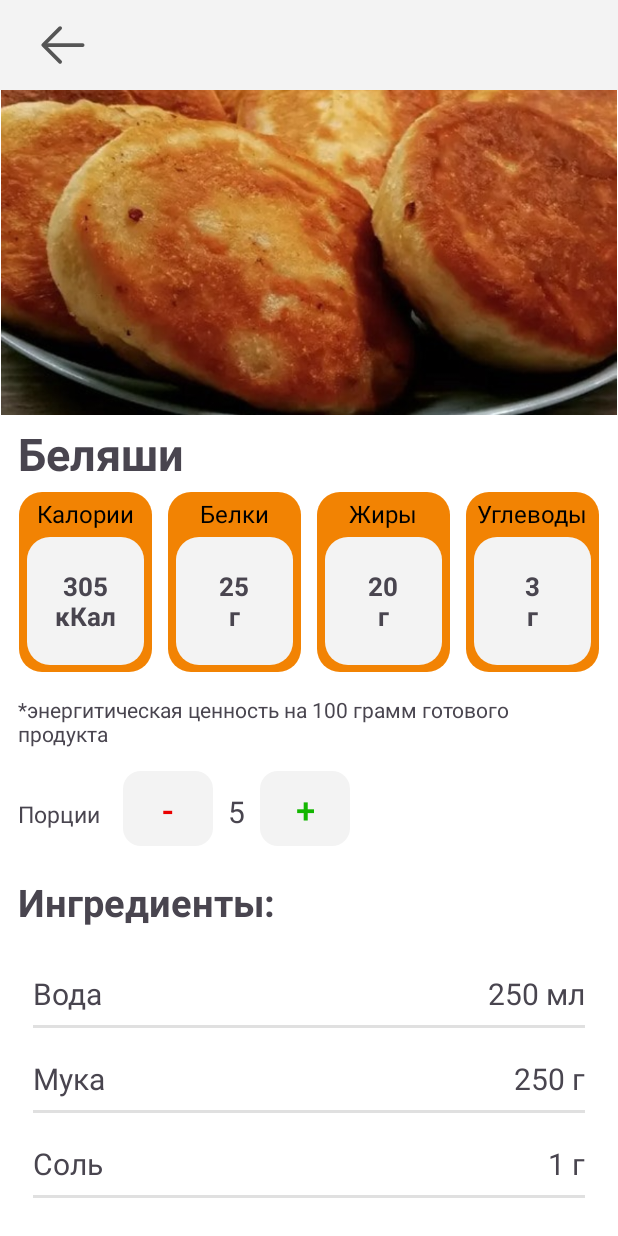
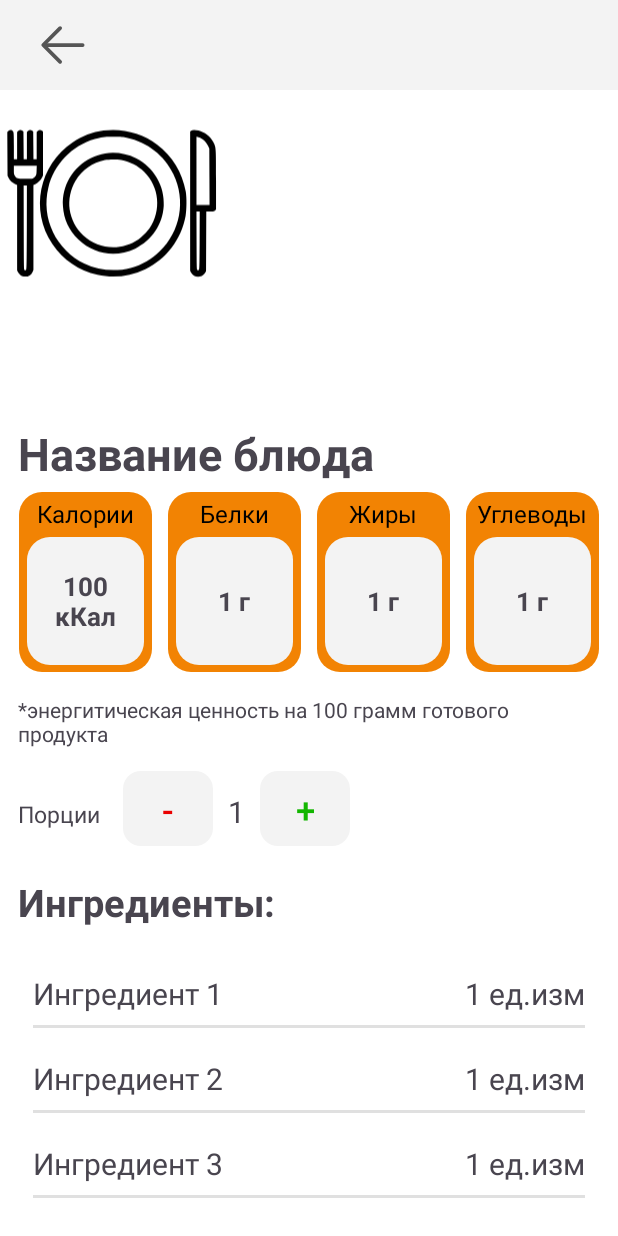
Before and after one commit to le-blyad/PokushAI_Mobile, an Android app: the TestRecip screen opened directly, with no data from a screen before it, on a phone screen of 412 x 824 dp. Run offline under Robolectric (Android 15) with nearby library versions, the light colour scheme and no system bars; network calls fail.

Commit message:
вернул дизайн!!!!!!!

```diff
--- a/app/build.gradle.kts
+++ b/app/build.gradle.kts
@@ -2,6 +2,7 @@
 plugins {
     alias(libs.plugins.androidApplication)
     alias(libs.plugins.kotlinAndroid)
+    id("kotlin-kapt")
 }
 
 android {
@@ -61,6 +62,8 @@ dependencies {
     implementation("org.jetbrains.kotlin:kotlin-stdlib-common")
     implementation("com.squareup.picasso:picasso:2.8")
     implementation("com.squareup.retrofit2:converter-scalars:2.9.0")
+    implementation("androidx.room:room-runtime:2.5.0")
+    kapt("androidx.room:room-compiler:2.5.0")
     implementation(libs.lifecycle.livedata.ktx)
     implementation(libs.lifecycle.viewmodel.ktx)
     testImplementation(libs.junit)
--- a/app/src/main/java/com/example/pokushai_mobile/StepAdapter.kt
+++ b/app/src/main/java/com/example/pokushai_mobile/StepAdapter.kt
@@ -3,14 +3,19 @@ package com.example.pokushai_mobile
 import android.view.LayoutInflater
 import android.view.View
 import android.view.ViewGroup
+import android.widget.ImageView
 import android.widget.TextView
 import androidx.recyclerview.widget.RecyclerView
 
-class StepAdapter(private val steps: List<String>) :
+class StepAdapter(private val steps: List<Step>) :
     RecyclerView.Adapter<StepAdapter.StepViewHolder>() {
+
+    data class Step(val text: String, val imageResId: Int)
 
     inner class StepViewHolder(itemView: View) : RecyclerView.ViewHolder(itemView) {
         val stepText: TextView = itemView.findViewById(R.id.stepText)
+        val stepImage: ImageView = itemView.findViewById(R.id.stepImage)
+        val numberStep: TextView = itemView.findViewById(R.id.numberStep)
     }
 
     override fun onCreateViewHolder(parent: ViewGroup, viewType: Int): StepViewHolder {
@@ -20,7 +25,10 @@ class StepAdapter(private val steps: List<String>) :
     }
 
     override fun onBindViewHolder(holder: StepViewHolder, position: Int) {
-        holder.stepText.text = steps[position]
+        val step = steps[position]
+        holder.stepText.text = step.text
+        holder.stepImage.setImageResource(step.imageResId)
+        holder.numberStep.text = "Шаг ${position + 1}"
     }
 
     override fun getItemCount(): Int = steps.size
--- a/app/src/main/java/com/example/pokushai_mobile/TestRecip.kt
+++ b/app/src/main/java/com/example/pokushai_mobile/TestRecip.kt
@@ -6,6 +6,7 @@ import androidx.appcompat.app.AppCompatActivity
 import android.os.Bundle
 import android.widget.Button
 import android.widget.ImageButton
+import android.widget.ImageView
 import android.widget.LinearLayout
 import android.widget.TextView
 import androidx.core.content.ContextCompat
@@ -19,38 +20,129 @@ class TestRecip : AppCompatActivity() {
     private lateinit var ingredientsRecyclerView: RecyclerView
     private lateinit var stepsRecyclerView: RecyclerView
     private lateinit var ingredientsAdapter: IngredientsAdapter
-    private lateinit var stepAdapter: StepAdapter
 
     override fun onCreate(savedInstanceState: Bundle?) {
         super.onCreate(savedInstanceState)
         setContentView(R.layout.activity_test_recip)
 
+        // Заглавное фото
+        val mainPhoto = findViewById<ImageView>(R.id.mainPhoto)
+        mainPhoto.setImageResource(R.drawable.nophotostep)
+
+        // Заголовок
+        val title = findViewById<TextView>(R.id.title)
+        title.text = "Название блюда"
+
         // Энергитическая ценность
-
-        val calories = 305
-        val proteins = 25
-        val fats = 20
-        val carbohydrates = 3
+        val calories = 100
+        val proteins = 1
+        val fats = 1
+        val carbohydrates = 1
 
         val textViewCalories = findViewById<TextView>(R.id.textViewCalories)
         textViewCalories.text = "$calories\nкКал"
 
         val textViewSquirrels = findViewById<TextView>(R.id.textViewSquirrels)
-        textViewSquirrels.text = "$proteins\nг"
+        textViewSquirrels.text = "$proteins г"
 
         val textViewFats = findViewById<TextView>(R.id.textViewFats)
-        textViewFats.text = "$fats\nг"
+        textViewFats.text = "$fats г"
 
         val textViewCarbohydrates = findViewById<TextView>(R.id.textViewCarbohydrates)
-        textViewCarbohydrates.text = "$carbohydrates\nг"
+        textViewCarbohydrates.text = "$carbohydrates г"
 
 
+        // Ищем RecyclerView
+        ingredientsRecyclerView = findViewById(R.id.ingredientsRecyclerView)
+        stepsRecyclerView = findViewById(R.id.stepsRecyclerView)
+
+        // Количество ингридиентов
+        val portions = 1
+        val point0 = 1f
+        val point1 = 1f
+        val point2 = 1f
+        var portionsAdditionally = portions
+
+        // Счетчик порций
+        val textPortions = findViewById<TextView>(R.id.textPortions)
+
+        // Изначально показываем порции
+        textPortions.text = "$portionsAdditionally"
+
+        // Увеличение порций
+        val buttonIncrease = findViewById<Button>(R.id.buttonIncrease)
+        buttonIncrease.setOnClickListener {
+            portionsAdditionally++
+            val pointValues = listOf(point0, point1, point2)
+            val updatedPoints = pointValues.map { (it * portionsAdditionally).toInt() }
+
+            val ingredients = listOf(
+                "Ингредиент 1" to "${updatedPoints[0]} ед.изм",
+                "Ингредиент 2" to "${updatedPoints[1]} ед.изм",
+                "Ингредиент 3" to "${updatedPoints[2]} ед.изм"
+            )
+
+            textPortions.text = "$portionsAdditionally"
+            ingredientsAdapter.updateIngredients(ingredients)
+        }
+
+        // Уменьшение порций
+        val buttonDecrease = findViewById<Button>(R.id.buttonDecrease)
+        buttonDecrease.setOnClickListener {
+            if (portionsAdditionally > 1) {
+                portionsAdditionally--
+            }
+
+            val pointValues = listOf(point0, point1, point2)
+            val updatedPoints = pointValues.map { (it * portionsAdditionally).toInt() }
+
+            val ingredients = listOf(
+                "Ингредиент 1" to "${updatedPoints[0]} ед.изм",
+                "Ингредиент 2" to "${updatedPoints[1]} ед.изм",
+                "Ингредиент 3" to "${updatedPoints[2]} ед.изм"
+            )
+
+            textPortions.text = "$portionsAdditionally"
+            ingredientsAdapter.updateIngredients(ingredients)
+        }
+
+        // Начальные ингредиенты
+        val ingredients = listOf(
+            "Ингредиент 1" to "${(point0 * portions).toInt()} ед.изм",
+            "Ингредиент 2" to "${(point1 * portions).toInt()} ед.изм",
+            "Ингредиент 3" to "${(point2 * portions).toInt()} ед.изм"
+        )
+        ingredientsAdapter = IngredientsAdapter(ingredients)
+
+        // Шаги
+        val steps = listOf(
+            StepAdapter.Step("Это текст для первого шага...", R.drawable.nophotostep),
+            StepAdapter.Step("Это текст для второго шага...", R.drawable.nophotostep),
+            StepAdapter.Step("Это текст для третьего шага...", R.drawable.nophotostep)
+        )
+
+        val stepAdapter = StepAdapter(steps)
+
+        // Настроим RecyclerView для ингредиентов
+        ingredientsRecyclerView.layoutManager = LinearLayoutManager(this)
+        ingredientsRecyclerView.adapter = ingredientsAdapter
+
+        // Настройка RecyclerView для шагов
+        stepsRecyclerView.layoutManager = LinearLayoutManager(this)
+        stepsRecyclerView.adapter = stepAdapter
+
+
+        // Кнопка назад
+        val buttonBack = findViewById<ImageButton>(R.id.buttonBack)
+        buttonBack.setOnClickListener {
+            onBackPressed()
+            overridePendingTransition(R.anim.fade_in, R.anim.fade_out)
+        }
+
+        //Тема приложения
         val layout: RecyclerView = findViewById(R.id.stepsRecyclerView)
         val topMenu: LinearLayout = findViewById(R.id.topMenu)
-        val buttonIncrease = findViewById<Button>(R.id.buttonIncrease)
-        val buttonDecrease = findViewById<Button>(R.id.buttonDecrease)
 
-        //Тема приложения
         val currentNightMode = resources.configuration.uiMode and Configuration.UI_MODE_NIGHT_MASK
         if (currentNightMode == Configuration.UI_MODE_NIGHT_YES) {
             // Темная тема
@@ -82,88 +174,5 @@ class TestRecip : AppCompatActivity() {
             buttonDecrease.backgroundTintList = ColorStateList.valueOf(color)
         }
 
-        // Ищем RecyclerView
-        ingredientsRecyclerView = findViewById(R.id.ingredientsRecyclerView)
-        stepsRecyclerView = findViewById(R.id.stepsRecyclerView)
-
-        // Количество ингридиентов
-        val portions = 5
-        val point0 = 50f
-        val point1 = 50f
-        val point2 = 0.2f
-        var portionsAdditionally = portions
-
-        // Счетчик порций
-        val textPortions = findViewById<TextView>(R.id.textPortions)
-
-        // Изначально показываем порции
-        textPortions.text = "$portionsAdditionally"
-
-        // Увеличение порций
-        buttonIncrease.setOnClickListener {
-            portionsAdditionally++
-            val pointValues = listOf(point0, point1, point2)
-            val updatedPoints = pointValues.map { (it * portionsAdditionally).toInt() }
-
-            val ingredients = listOf(
-                "Вода" to "${updatedPoints[0]} мл",
-                "Мука" to "${updatedPoints[1]} г",
-                "Соль" to "${updatedPoints[2]} г"
-            )
-
-            textPortions.text = "$portionsAdditionally"
-            ingredientsAdapter.updateIngredients(ingredients)
-        }
-
-        // Уменьшение порций
-        buttonDecrease.setOnClickListener {
-            if (portionsAdditionally > 1) {
-                portionsAdditionally--
-            }
-
-            val pointValues = listOf(point0, point1, point2)
-            val updatedPoints = pointValues.map { (it * portionsAdditionally).toInt() }
-
-            val ingredients = listOf(
-                "Вода" to "${updatedPoints[0]} мл",
-                "Мука" to "${updatedPoints[1]} г",
-                "Соль" to "${updatedPoints[2]} г"
-            )
-
-            textPortions.text = "$portionsAdditionally"
-            ingredientsAdapter.updateIngredients(ingredients)
-        }
-
-        // Изначальные данные
-        val ingredients = listOf(
-            "Вода" to "${(point0 * portions).toInt()} мл",
-            "Мука" to "${(point1 * portions).toInt()} г",
-            "Соль" to "${(point2 * portions).toInt()} г"
-        )
-        ingredientsAdapter = IngredientsAdapter(ingredients)
-
-        // Шаги
-        val steps = listOf(
-            "Шаг 1: В ведерко хлебопечки налить теплую воду...",
-            "Шаг 2: Добавить муку и растительное масло...",
-            "Шаг 3: Запустить хлебопечку на режим 'подъем теста'..."
-        )
-        stepAdapter = StepAdapter(steps)
-
-        // Настроим RecyclerView для ингредиентов
-        ingredientsRecyclerView.layoutManager = LinearLayoutManager(this)
-        ingredientsRecyclerView.adapter = ingredientsAdapter
-
-        // Настроим RecyclerView для шагов рецепта
-        stepsRecyclerView.layoutManager = LinearLayoutManager(this)
-        stepsRecyclerView.adapter = stepAdapter
-
-        // Кнопка назад
-        val buttonBack = findViewById<ImageButton>(R.id.buttonBack)
-        buttonBack.setOnClickListener {
-            onBackPressed()
-            overridePendingTransition(R.anim.fade_in, R.anim.fade_out)
-        }
-
     }
 }
--- a/app/src/main/res/layout/activity_test_recip.xml
+++ b/app/src/main/res/layout/activity_test_recip.xml
@@ -75,14 +75,14 @@
 
             <!-- Изображение рецепта -->
             <ImageView
-                android:id="@+id/photo_recip"
+                android:id="@+id/mainPhoto"
                 android:layout_width="wrap_content"
                 android:layout_height="280dp"
                 app:srcCompat="@drawable/belyashi" />
 
             <!-- Заголовок рецепта -->
             <TextView
-                android:id="@+id/title_recip"
+                android:id="@+id/title"
                 android:layout_width="match_parent"
                 android:layout_height="wrap_content"
                 android:layout_marginStart="12dp"
```
Also changed, not shown: app/src/main/res/layout/item_step.xml (+15 -4 lines).
